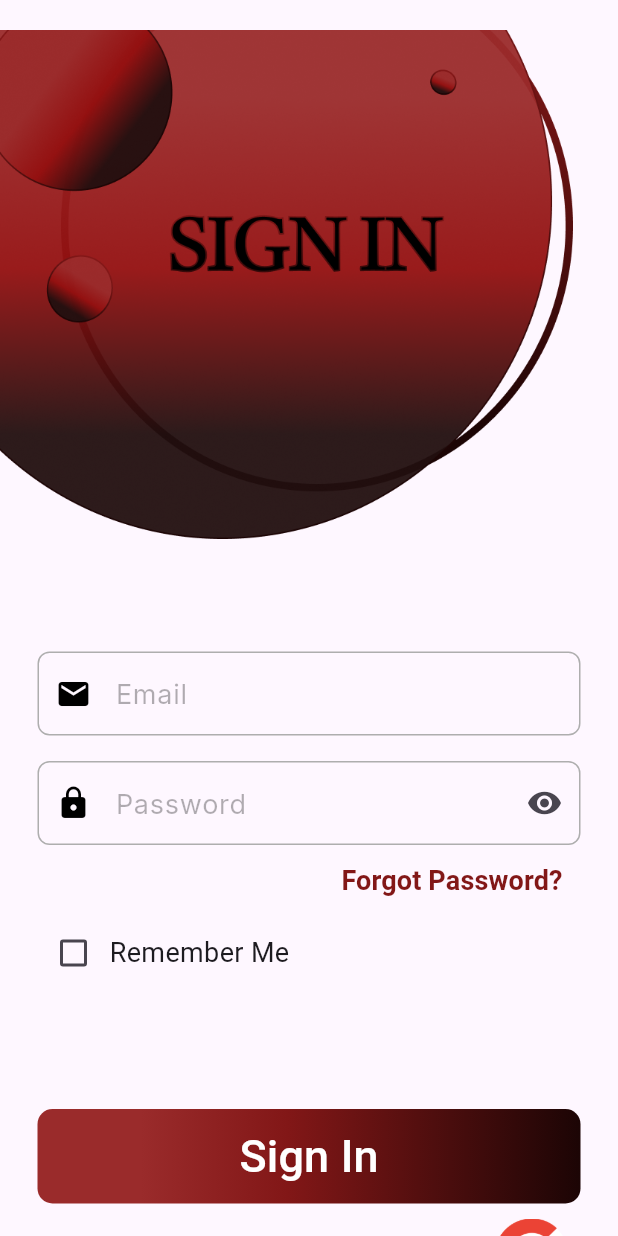
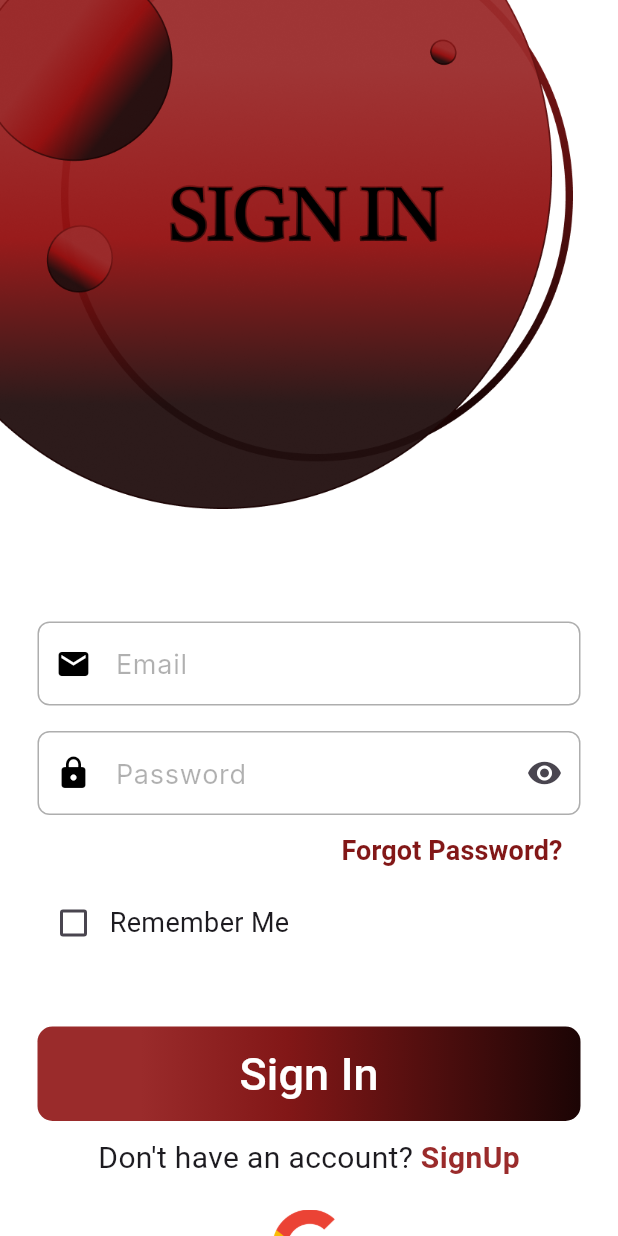
Before and after one commit to nouramer725/Servix, a Flutter app: the SignInClient screen opened by its route, on a phone screen of 412 x 824 dp. Run offline on Flutter 3.47's test engine with Material 3 defaults, Android fonts, the phone set to English and light mode, and no system bars; our stand-ins replace cloud_firestore, easy_localization, file_picker, firebase_auth, firebase_core, flutter_dotenv and 4 more; accounts and stored records are empty.

Commit message:
update for location screens

```diff
--- a/lib/Client/Login-Register/Sign_In_Client.dart
+++ b/lib/Client/Login-Register/Sign_In_Client.dart
@@ -192,6 +192,7 @@ class _SignInClientState extends State<SignInClient> {
   @override
   Widget build(BuildContext context) {
     return Scaffold(
+      backgroundColor: Colors.white,
       body: Stack(
         children: [
           SingleChildScrollView(
@@ -199,8 +200,6 @@ class _SignInClientState extends State<SignInClient> {
               key: _formKey,
               child: Column(
                 children: [
-                  const SizedBox(
-                      height: 20), // Add some spacing for better layout
                   Padding(
                     padding: const EdgeInsets.only(right: 30),
                     child: Align(
@@ -210,6 +209,8 @@ class _SignInClientState extends State<SignInClient> {
                         context.locale.languageCode == 'ar'
                             ? "assets/images/sign/inArabic.png"
                             : "assets/images/sign/in.png",
+                        alignment: Alignment.topLeft,
+                        width: 502,
                       ),
                     ),
                   ),
@@ -273,7 +274,7 @@ class _SignInClientState extends State<SignInClient> {
                             ),
                           ],
                         ),
-                        const SizedBox(height: 80),
+                        const SizedBox(height: 45),
                         GradientButton(
                           onPressed: _isLoading ? null : _validateAndSubmit,
                           text: "Sign In".tr(),
@@ -288,6 +289,9 @@ class _SignInClientState extends State<SignInClient> {
                                 style: GoogleFonts.charisSil(fontSize: 20),
                                 overflow: TextOverflow.ellipsis,
                               ),
+                            ),
+                            SizedBox(
+                              width: 5,
                             ),
                             GestureDetector(
                               onTap: () {
@@ -306,11 +310,12 @@ class _SignInClientState extends State<SignInClient> {
                                 ),
                               ),
                             ),
+                          ],
+                        ),
                         const SizedBox(height: 20),
                         Row(
                           mainAxisAlignment: MainAxisAlignment.center,
                           children: [
-                                const SizedBox(width: 20),
                             SocialMediaLoginButton(
                               imagePath:
                               'assets/images/social_media/google.png',
@@ -334,8 +339,6 @@ class _SignInClientState extends State<SignInClient> {
                         )
                       ],
                     ),
-                      ],
-                    ),
                   )
                 ],
               ),
--- a/lib/Client/Login-Register/Sign_Up_Client.dart
+++ b/lib/Client/Login-Register/Sign_Up_Client.dart
@@ -224,6 +224,7 @@ class _SignUpClientState extends State<SignUpClient> {
   @override
   Widget build(BuildContext context) {
     return Scaffold(
+      backgroundColor: Colors.white,
       body: Stack(
         children: [
           SingleChildScrollView(
--- a/lib/Technician/Login-Register/Sign_In_Tech.dart
+++ b/lib/Technician/Login-Register/Sign_In_Tech.dart
@@ -396,7 +396,7 @@ class _SignInTechnicianState extends State<SignInTechnician> {
                             ),
                           ],
                         ),
-                        const SizedBox(height: 80),
+                        const SizedBox(height: 45),
                         GradientButton(
                           onPressed: _isLoading ? null : _validateAndSubmit,
                           text: "Sign In".tr(),
@@ -411,6 +411,9 @@ class _SignInTechnicianState extends State<SignInTechnician> {
                                 style: GoogleFonts.charisSil(fontSize: 20),
                                 overflow: TextOverflow.ellipsis,
                               ),
+                            ),
+                            SizedBox(
+                              width: 5,
                             ),
                             GestureDetector(
                               onTap: () {
@@ -435,7 +438,6 @@ class _SignInTechnicianState extends State<SignInTechnician> {
                         Row(
                           mainAxisAlignment: MainAxisAlignment.center,
                           children: [
-                            const SizedBox(width: 20),
                             SocialMediaLoginButton(
                               imagePath:
                                   'assets/images/social_media/google.png',
--- a/lib/main.dart
+++ b/lib/main.dart
@@ -1,4 +1,3 @@
-import 'package:cloud_firestore/cloud_firestore.dart';
 import 'package:easy_localization/easy_localization.dart';
 import 'package:firebase_auth/firebase_auth.dart';
 import 'package:firebase_core/firebase_core.dart';
@@ -10,7 +9,6 @@ import 'package:servix/Client/Login-Register/Sign_Up_Client.dart';
 import 'package:servix/Language/Language.dart';
 import 'package:servix/On-Boarding/On_Boarding_Screen.dart';
 import 'package:servix/Technician/Home/HomeTechnician.dart';
-import 'package:servix/Technician/Login-Register/Personal%20Info%20tech.dart';
 import 'package:servix/Technician/Login-Register/Sign_In_Tech.dart';
 import 'package:servix/Technician/Login-Register/Sign_Up_Tech.dart';
 import 'package:shared_preferences/shared_preferences.dart';
--- a/pubspec.yaml
+++ b/pubspec.yaml
@@ -59,6 +59,12 @@ dependencies:
   provider: ^6.1.2
   permission_handler: ^11.4.0
   cloudinary_flutter: ^1.3.0
+
+  flutter_bloc: ^9.1.0
+  google_maps_flutter: ^2.10.1
+  geolocator: ^13.0.2
+  flutter_animate: ^4.5.2
+  equatable: ^2.0.7
 
 
 
```
Also changed, not shown: assets/images/location/img.png (added), lib/Client/Location/Access_Location.dart (deleted), lib/Client/Location/Address.dart (deleted), lib/Client/Location/Save_Address.dart (deleted), lib/Technician/Location/Access_Location.dart (deleted), lib/Technician/Location/Address.dart (deleted), lib/Technician/Location/Save_Address.dart (deleted), pubspec.lock, 8 other files. Lines whose indentation alone changed are shown as unchanged.
